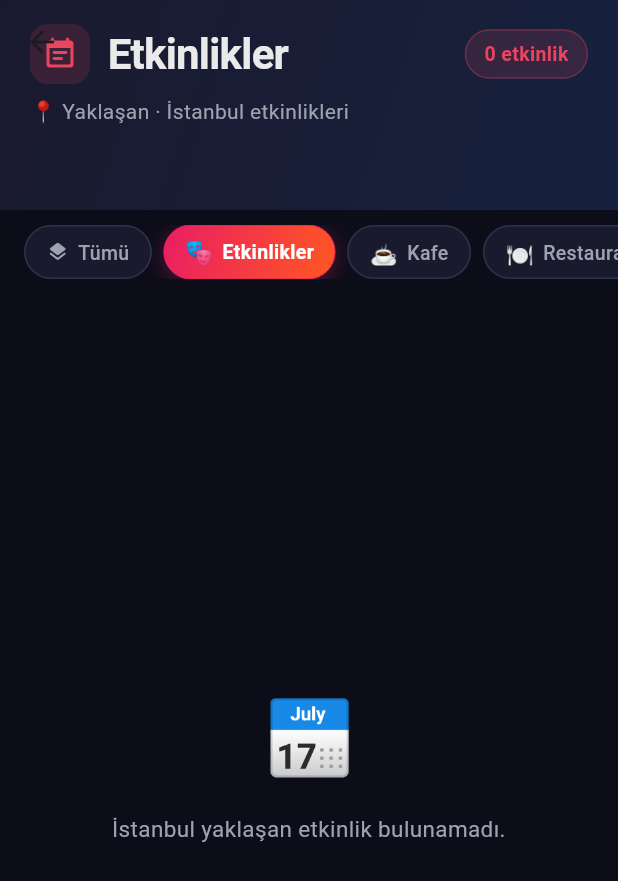
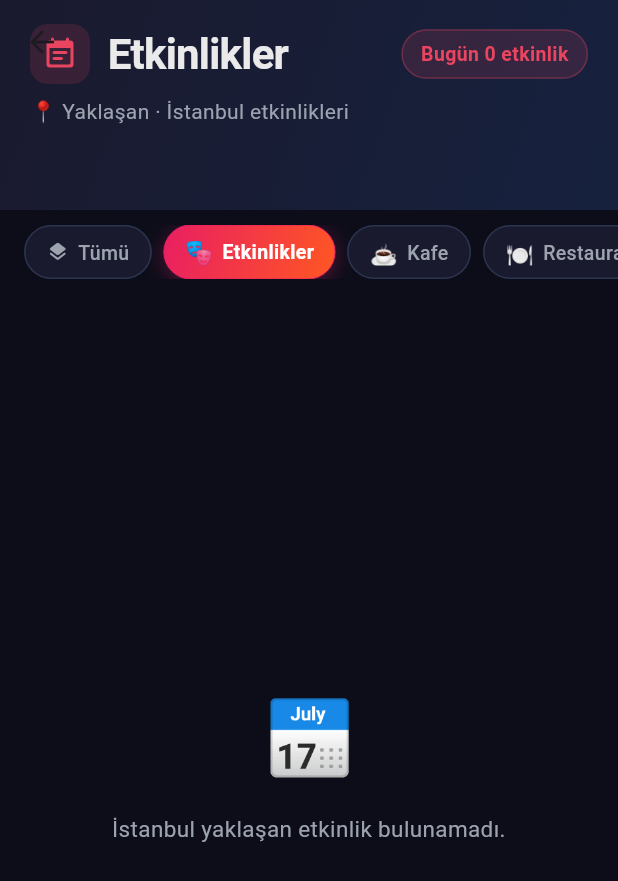
Before and after one commit to emrzl111/kesif-app, a Flutter app: the DiscoveryScreen screen opened directly, after a tap on "Etkinlikler", on a phone screen of 412 x 824 dp. Shown: the top 881 px of the screen. Run offline on Flutter 3.47's test engine with Material 3 defaults, Android fonts, the phone set to English and light mode, and no system bars; our stand-ins replace firebase_core, firebase_messaging, flutter_local_notifications, flutter_map, geolocator, google_fonts and 8 more; accounts and stored records are empty.

Commit message:
Kesfet: sayac sadece bugunku etkinlik sayisini gosterir

```diff
--- a/lib/features/discovery/discovery_screen.dart
+++ b/lib/features/discovery/discovery_screen.dart
@@ -372,7 +372,7 @@ class _DiscoveryScreenState extends State<DiscoveryScreen>
                         ),
                         child: Text(
                           _showEventsTab
-                              ? '${_upcomingEvents().length} etkinlik'
+                              ? 'Bugün ${_todayEventCount()} etkinlik'
                               : '${_points.length} nokta',
                           style: const TextStyle(
                             color: AppColors.primary,
@@ -557,6 +557,18 @@ class _DiscoveryScreenState extends State<DiscoveryScreen>
         ),
       ),
     );
+  }
+
+  /// Bugün gerçekleşen (devam edenler dahil) etkinlik sayısı.
+  int _todayEventCount() {
+    final now = DateTime.now();
+    final todayStart = DateTime(now.year, now.month, now.day);
+    final todayEnd = todayStart.add(const Duration(days: 1));
+    return _upcomingEvents().where((e) {
+      final start = e.startDate.toLocal();
+      final end = (e.endDate ?? e.startDate).toLocal();
+      return end.isAfter(todayStart) && start.isBefore(todayEnd);
+    }).length;
   }
 
   /// Bugünden itibaren 10 gün içindeki (devam edenler dahil) etkinlikler.
```
